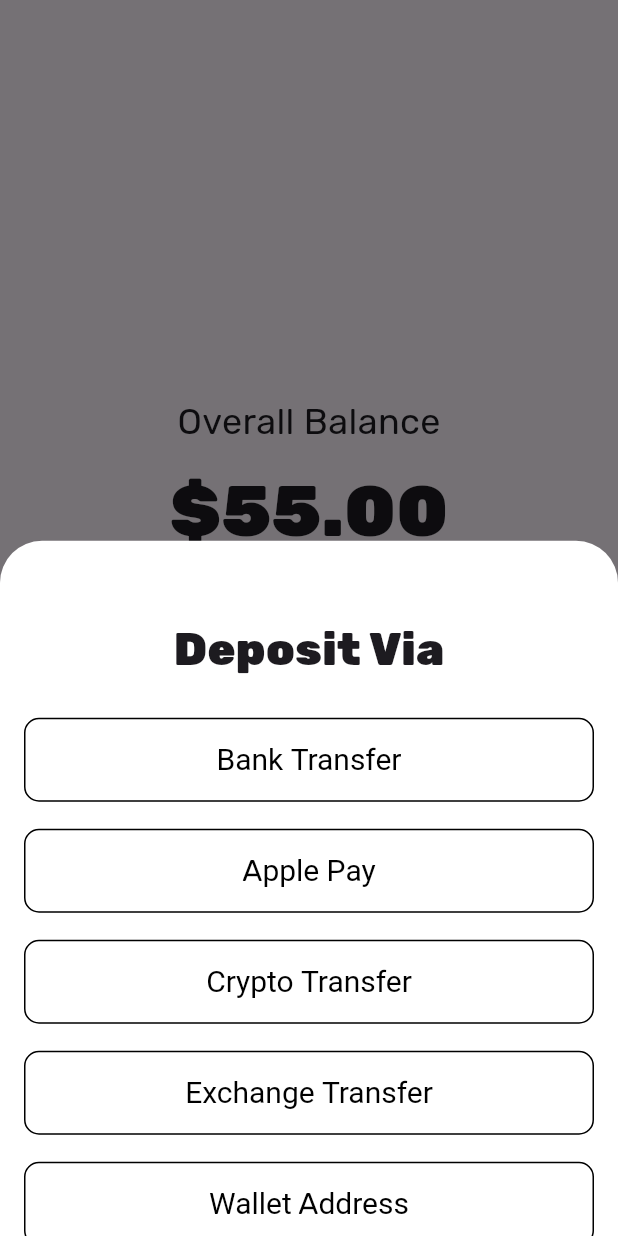
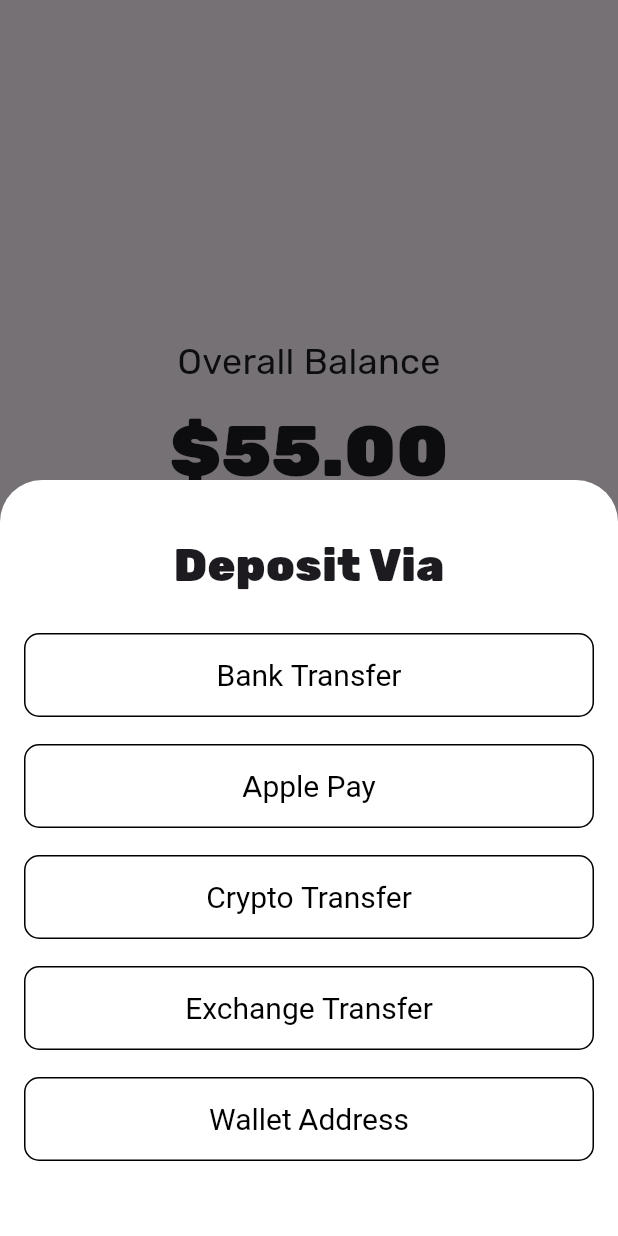
Before and after one commit to QuantWealth/qw-mobile, a Flutter app: the OverviewPage screen opened directly, after a tap on "Add Funds", on a phone screen of 412 x 824 dp. Run offline on Flutter 3.47's test engine with Material 3 defaults, Android fonts, the phone set to English and light mode, and no system bars; our stand-ins replace flutter_svg, google_fonts, hex; missing offline and left inert: walletconnect_flutter_v2, web3auth_flutter, web3dart, web3modal_flutter; statements that could not run were skipped.

Commit message:
feat: add balance and wallet pages

```diff
--- a/lib/app/theme/styles.dart
+++ b/lib/app/theme/styles.dart
@@ -1,5 +1,4 @@
 import 'package:flutter/material.dart';
-import 'package:google_fonts/google_fonts.dart';
 
 class Styles {
   static ButtonStyle outlinedButtonStyle = OutlinedButton.styleFrom(
--- a/lib/ui/auth/auth_page.dart
+++ b/lib/ui/auth/auth_page.dart
@@ -38,7 +38,6 @@ class _AuthPageState extends State<AuthPage> {
       body: Center(
         child: Column(
           mainAxisAlignment: MainAxisAlignment.center,
-          crossAxisAlignment: CrossAxisAlignment.center,
           children: [
             Text(
               'Let\'s setup your account',
--- /dev/null
+++ b/lib/ui/common/add_funds_sheet.dart
@@ -0,0 +1,53 @@
+import 'package:flutter/material.dart';
+import 'package:quantwealth/ui/common/text_outlined_button.dart';
+
+class AddFundsSheet extends StatelessWidget {
+  const AddFundsSheet({super.key});
+
+  @override
+  Widget build(BuildContext context) {
+    return Padding(
+      padding: const EdgeInsets.symmetric(horizontal: 16.0),
+      child: Column(
+        mainAxisSize: MainAxisSize.min,
+        mainAxisAlignment: MainAxisAlignment.center,
+        children: [
+          SizedBox(height: 35),
+          Text(
+            'Deposit Via',
+            style: TextStyle(
+              fontSize: 30,
+              fontWeight: FontWeight.w900,
+            ),
+          ),
+          SizedBox(height: 24),
+          TextOutlinedButton(
+            text: 'Bank Transfer',
+            onPressed: () {},
+          ),
+          SizedBox(height: 18),
+          TextOutlinedButton(
+            text: 'Apple Pay',
+            onPressed: () {},
+          ),
+          SizedBox(height: 18),
+          TextOutlinedButton(
+            text: 'Crypto Transfer',
+            onPressed: () {},
+          ),
+          SizedBox(height: 18),
+          TextOutlinedButton(
+            text: 'Exchange Transfer',
+            onPressed: () {},
+          ),
+          SizedBox(height: 18),
+          TextOutlinedButton(
+            text: 'Wallet Address',
+            onPressed: () {},
+          ),
+          SizedBox(height: 50),
+        ],
+      ),
+    );
+  }
+}
--- /dev/null
+++ b/lib/ui/overview/balance_page.dart
@@ -0,0 +1,71 @@
+import 'package:flutter/material.dart';
+import 'package:quantwealth/app/theme/styles.dart';
+import 'package:quantwealth/ui/common/add_funds_sheet.dart';
+
+class BalancePage extends StatelessWidget {
+  const BalancePage({super.key});
+
+  @override
+  Widget build(BuildContext context) {
+    return Center(
+      child: Column(
+        mainAxisAlignment: MainAxisAlignment.center,
+        children: [
+          Text(
+            'Overall Balance',
+            style: TextStyle(
+              fontSize: 24,
+            ),
+          ),
+          SizedBox(height: 8),
+          Text(
+            '\$55.00',
+            style: TextStyle(
+              fontSize: 48,
+              fontWeight: FontWeight.w900,
+            ),
+          ),
+          Padding(
+            padding: const EdgeInsets.symmetric(vertical: 40.0),
+            child: OutlinedButton(
+              onPressed: () => showModalBottomSheet(
+                context: context,
+                isScrollControlled: true,
+                backgroundColor: Colors.white,
+                builder: (_) => AddFundsSheet(),
+              ),
+              style: Styles.outlinedButtonStyle.copyWith(
+                padding: MaterialStatePropertyAll(
+                  EdgeInsets.symmetric(
+                    vertical: 16,
+                    horizontal: 32,
+                  ),
+                ),
+                side: MaterialStateProperty.all(
+                  BorderSide(
+                    color: Colors.black,
+                  ),
+                ),
+              ),
+              child: Text(
+                'Add Funds',
+                style: TextStyle(
+                  fontSize: 20,
+                  color: Colors.black,
+                  fontWeight: FontWeight.normal,
+                ),
+              ),
+            ),
+          ),
+          TextButton(
+            onPressed: () {},
+            child: Text(
+              'Show Assets',
+              style: TextStyle(fontSize: 16, color: Colors.black),
+            ),
+          )
+        ],
+      ),
+    );
+  }
+}
--- a/lib/ui/overview/overview_page.dart
+++ b/lib/ui/overview/overview_page.dart
@@ -1,7 +1,5 @@
 import 'package:flutter/material.dart';
-import 'package:flutter/widgets.dart';
-import 'package:quantwealth/app/theme/styles.dart';
-import 'package:quantwealth/ui/common/text_outlined_button.dart';
+import 'package:quantwealth/ui/overview/balance_page.dart';
 
 class OverviewPage extends StatefulWidget {
   const OverviewPage({super.key});
@@ -11,121 +9,112 @@ class OverviewPage extends StatefulWidget {
 }
 
 class _OverviewPageState extends State<OverviewPage> {
+  int currentPageIndex = 0;
+
   @override
   Widget build(BuildContext context) {
     return Scaffold(
+      bottomNavigationBar: NavigationBar(
+        onDestinationSelected: (index) => setState(() {
+          currentPageIndex = index;
+        }),
+        selectedIndex: currentPageIndex,
+        destinations: const <Widget>[
+          NavigationDestination(
+            icon: Icon(Icons.stop_circle_outlined),
+            label: 'Balance',
+          ),
+          NavigationDestination(
+            icon: Icon(Icons.wallet),
+            label: 'Wallet',
+          ),
+        ],
+      ),
       body: SafeArea(
-        child: Center(
+        child: <Widget>[
+          BalancePage(),
+          WalletPage(),
+        ][currentPageIndex],
+      ),
+    );
+  }
+}
+
+class WalletPage extends StatelessWidget {
+  const WalletPage({super.key});
+
+  @override
+  Widget build(BuildContext context) {
+    return Center(
       child: Column(
-            mainAxisAlignment: MainAxisAlignment.center,
         children: [
-              Text(
-                'Overall Balance',
+          Padding(
+            padding: EdgeInsets.symmetric(vertical: 30.0),
+            child: Text(
+              'Savings',
               style: TextStyle(
-                  fontSize: 24,
-                ),
-              ),
-              SizedBox(height: 8),
-              Text(
-                '\$55.00',
-                style: TextStyle(
-                  fontSize: 48,
+                fontSize: 26,
                 fontWeight: FontWeight.w900,
               ),
             ),
-              Padding(
-                padding: const EdgeInsets.symmetric(vertical: 40.0),
-                child: OutlinedButton(
-                  onPressed: () => showModalBottomSheet(
-                    context: context,
-                    backgroundColor: Colors.white,
-                    builder: (_) => AddFundsSheet(),
           ),
-                  style: Styles.outlinedButtonStyle.copyWith(
-                    padding: MaterialStatePropertyAll(
-                      EdgeInsets.symmetric(
-                        vertical: 16,
-                        horizontal: 32,
+          DividerTextButton(
+            title: 'Flexible',
+            subtitle: '18%',
+            onPressed: () {},
           ),
-                    ),
-                    side: MaterialStateProperty.all(
-                      BorderSide(
-                        color: Colors.black,
-                      ),
-                    ),
-                  ),
-                  child: Text(
-                    'Add Funds',
-                    style: TextStyle(
-                      fontSize: 20,
-                      color: Colors.black,
-                      fontWeight: FontWeight.normal,
-                    ),
-                  ),
-                ),
-              ),
-              TextButton(
+          SizedBox(height: 20),
+          DividerTextButton(
+            title: 'Fixed',
+            subtitle: '18%',
             onPressed: () {},
-                child: Text(
-                  'Show Assets',
-                  style: TextStyle(fontSize: 16, color: Colors.black),
-                ),
           )
         ],
       ),
+    );
+  }
+}
+
+class DividerTextButton extends StatelessWidget {
+  final String title, subtitle;
+  final Function()? onPressed;
+
+  const DividerTextButton({
+    super.key,
+    required this.title,
+    required this.subtitle,
+    this.onPressed,
+  });
+
+  @override
+  Widget build(BuildContext context) {
+    return Padding(
+      padding: EdgeInsets.symmetric(horizontal: 70.0),
+      child: InkWell(
+        onTap: onPressed,
+        child: Column(
+          children: [
+            Divider(),
+            Padding(
+              padding: EdgeInsets.symmetric(horizontal: 10.0),
+              child: Row(
+                mainAxisAlignment: MainAxisAlignment.spaceBetween,
+                children: [
+                  Text(
+                    title,
+                    style: TextStyle(fontSize: 22),
+                  ),
+                  Text(
+                    subtitle,
+                    style: TextStyle(fontSize: 22),
+                  ),
+                ],
+              ),
+            ),
+            Divider(),
+          ],
         ),
       ),
     );
   }
 }
-
-class AddFundsSheet extends StatelessWidget {
-  const AddFundsSheet({
-    super.key,
-  });
-
-  @override
-  Widget build(BuildContext context) {
-    return Container(
-      width: double.infinity,
-      padding: EdgeInsets.all(16),
-      child: Column(
-        children: [
-          SizedBox(height: 35),
-          Text(
-            'Deposit Via',
-            style: TextStyle(
-              fontSize: 30,
-              fontWeight: FontWeight.w900,
-            ),
-          ),
-          SizedBox(height: 24),
-          TextOutlinedButton(
-            text: 'Bank Transfer',
-            onPressed: () {},
-          ),
-          SizedBox(height: 18),
-          TextOutlinedButton(
-            text: 'Apple Pay',
-            onPressed: () {},
-          ),
-          SizedBox(height: 18),
-          TextOutlinedButton(
-            text: 'Crypto Transfer',
-            onPressed: () {},
-          ),
-          SizedBox(height: 18),
-          TextOutlinedButton(
-            text: 'Exchange Transfer',
-            onPressed: () {},
-          ),
-          SizedBox(height: 18),
-          TextOutlinedButton(
-            text: 'Wallet Address',
-            onPressed: () {},
-          ),
-        ],
-      ),
-    );
-  }
-}
```
Lines whose indentation alone changed are shown as unchanged.
